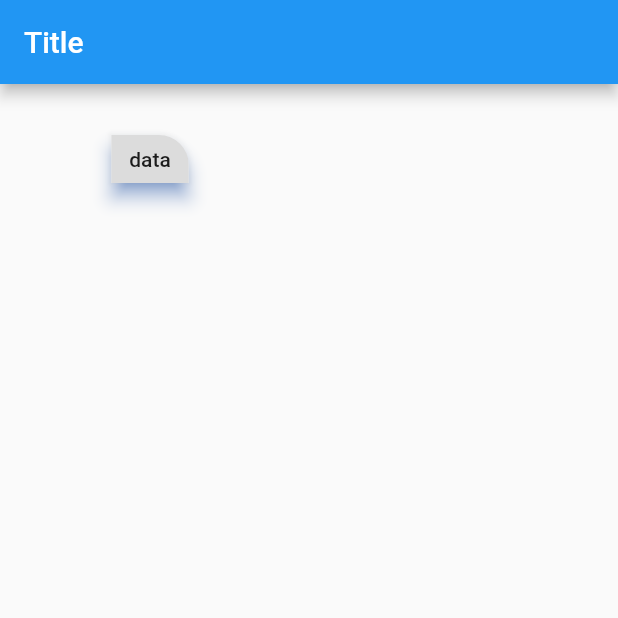
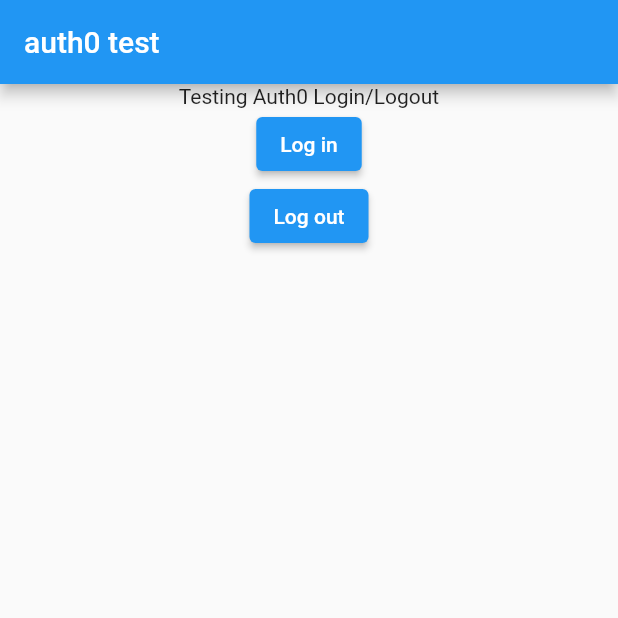
Before and after one commit to feras-hamad/test, a Flutter app: the screen it shows after launch, on a phone screen of 412 x 824 dp, the top half of it. Run offline on Flutter 3.47's test engine with Material 2 defaults, Android fonts, the phone set to English and light mode, and no system bars; missing offline and left inert: auth0_flutter.

Commit message:
auth0 attempt 1

```diff
--- a/lib/main.dart
+++ b/lib/main.dart
@@ -1,7 +1,8 @@
 import 'package:flutter/material.dart';
 import 'test1.dart';
 import 'test2.dart';
+import 'test3(auth0).dart';
 
 void main() {
-  runApp(MyApp1());
+  runApp(MyApp3());
 }
--- /dev/null
+++ b/lib/test3(auth0).dart
@@ -0,0 +1,94 @@
+import 'package:auth0_flutter/auth0_flutter.dart';
+import 'package:flutter/material.dart';
+
+const String AUTH0_DOMAIN = 'pillio-staging.eu.auth0.com';
+const String AUTH0_CLIENT_ID = 'bCrty9mVaxI7C9eq4JcxclcClNPOoQ33';
+
+class MyApp3 extends StatelessWidget {
+  const MyApp3({super.key});
+
+  @override
+  Widget build(BuildContext context) {
+    return const MaterialApp(
+      home: MainView(),
+    );
+  }
+}
+
+class MainView extends StatefulWidget {
+  const MainView({Key? key}) : super(key: key);
+
+  @override
+  State<MainView> createState() => _MainViewState();
+}
+
+class _MainViewState extends State<MainView> {
+  Credentials? _credentials;
+
+  late Auth0 auth0;
+  UserProfile? _userProf;
+  UserProfile dummy = const UserProfile(sub: AUTH0_DOMAIN ,name: 'dummy');
+
+  @override
+  void initState() {
+    super.initState();
+    auth0 = Auth0(AUTH0_DOMAIN, AUTH0_CLIENT_ID);
+  }
+
+  @override
+  Widget build(BuildContext context) {
+    return Scaffold(
+      appBar: AppBar(
+        backgroundColor: Colors.blue,
+        title: const Text('auth0 test'),
+      ),
+      body: Center(
+        child: Column(
+          children: [
+            const Text('Testing Auth0 Login/Logout'),
+            if (_credentials == null)
+              ElevatedButton(
+                  onPressed: () async {
+
+                    final credentials = await auth0.webAuthentication().login();
+                    //final userProf = await auth0.credentialsManager.credentials();
+
+                    setState(() {
+                      //_credentials = credentials;
+                      //_userProf = userProf.user;
+                    });
+                  },
+                  child: const Text("Log in")),
+            ElevatedButton(
+                onPressed: () async {
+                  await auth0.webAuthentication().logout();
+
+                  setState(() {
+                    _credentials = null;
+                  });
+                },
+                child: const Text("Log out")),
+            if (_userProf != null) ProfileView(user: _userProf?? dummy)
+          ],
+        ),
+      ),
+    );
+  }
+}
+
+class ProfileView extends StatelessWidget {
+  const ProfileView({Key? key, required this.user}) : super(key: key);
+
+  final UserProfile user;
+
+  @override
+  Widget build(BuildContext context) {
+    return Column(
+      mainAxisAlignment: MainAxisAlignment.center,
+      children: [
+        if (user.name != null) Text(user.name!),
+        if (user.email != null) Text(user.email!)
+      ],
+    );
+  }
+}
--- a/pubspec.yaml
+++ b/pubspec.yaml
@@ -36,6 +36,7 @@ dependencies:
   # The following adds the Cupertino Icons font to your application.
   # Use with the CupertinoIcons class for iOS style icons.
   cupertino_icons: ^1.0.2
+  auth0_flutter: ^1.0.2
 
 dev_dependencies:
   flutter_test:
```
Also changed, not shown: lib/test2.dart (+0 -52 lines), lib/test1/test3(auth0).dart (deleted), pubspec.lock, 1 other file.
